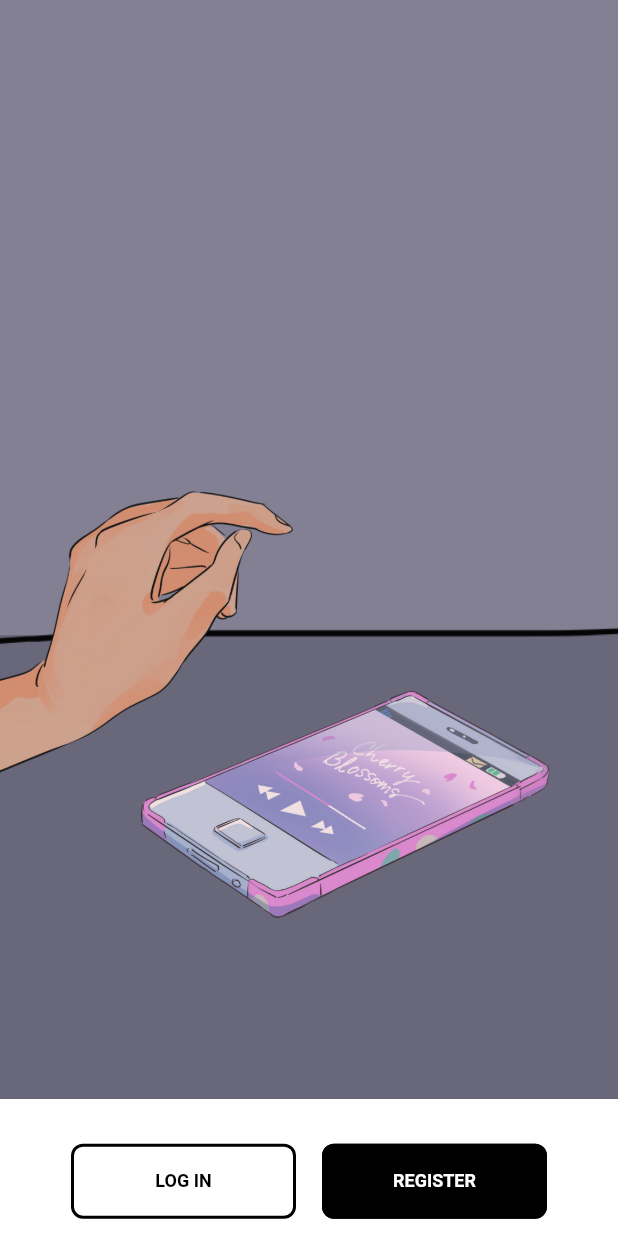
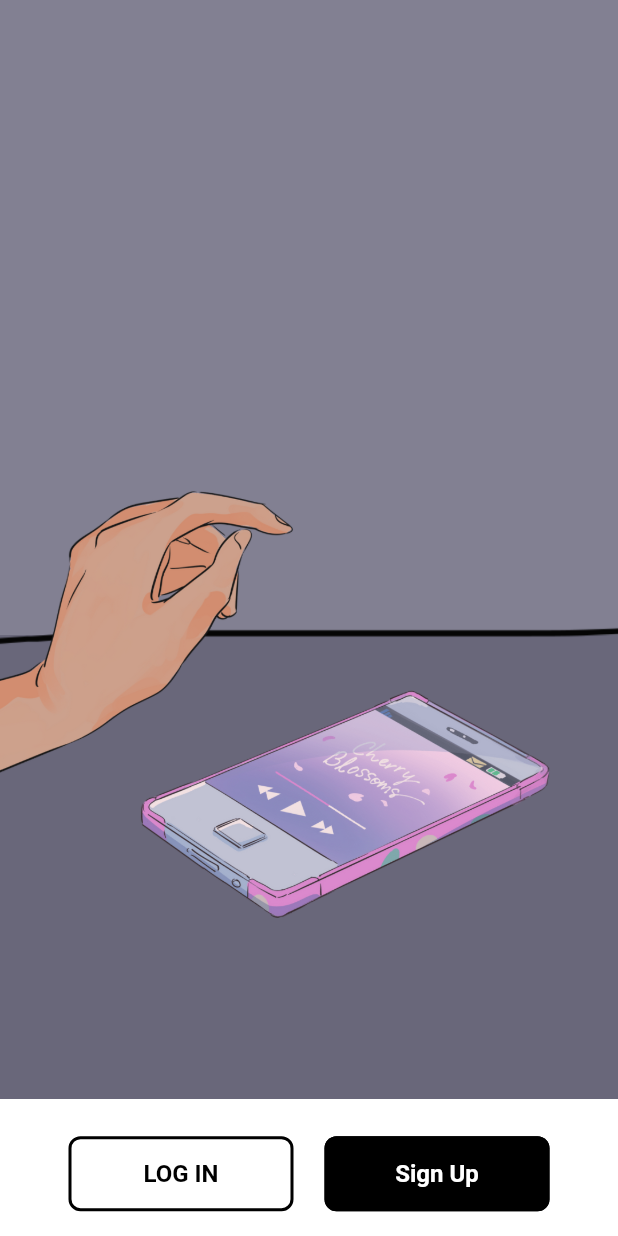
Before and after one commit to imksav/pbl, a Flutter app: the screen it shows after launch, on a phone screen of 412 x 824 dp. Run offline on Flutter 3.47's test engine with Material 2 defaults, Android fonts, the phone set to English and light mode, and no system bars.

Commit message:
Added Landing Page with Log In Page

```diff
--- a/lib/main.dart
+++ b/lib/main.dart
@@ -1,5 +1,5 @@
 import 'package:flutter/material.dart';
-import 'package:pbl/screens/landingpage.dart';
+import 'package:pbl/screens/landing_page.dart';
 
 void main() {
   runApp(MyApp());
--- /dev/null
+++ b/lib/screens/landing_page.dart
@@ -0,0 +1,80 @@
+import 'package:flutter/material.dart';
+import 'package:pbl/screens/login_page.dart';
+import 'package:pbl/screens/signup_page.dart';
+
+class LandingPage extends StatelessWidget {
+  const LandingPage({Key? key}) : super(key: key);
+
+  @override
+  Widget build(BuildContext context) {
+    return Scaffold(
+      backgroundColor: Colors.white,
+      body: Container(
+        child: Column(
+          children: [
+            Image.asset(
+              "assets/me6.png",
+              fit: BoxFit.contain,
+            ),
+            Padding(
+              padding: const EdgeInsets.all(25.0),
+              child: Row(
+                mainAxisAlignment: MainAxisAlignment.spaceEvenly,
+                children: [
+                  MaterialButton(
+                    elevation: 0,
+                    color: Colors.white,
+                    height: 50.0,
+                    minWidth: 150.0,
+                    shape: RoundedRectangleBorder(
+                      side: BorderSide(color: Colors.black, width: 2.0),
+                      borderRadius: BorderRadius.circular(8.0),
+                    ),
+                    child: Text(
+                      "LOG IN",
+                      style: TextStyle(
+                          color: Colors.black,
+                          fontSize: 16.0,
+                          fontWeight: FontWeight.bold),
+                    ),
+                    onPressed: () {
+                      Navigator.push(
+                          context,
+                          MaterialPageRoute(
+                              builder: (BuildContext context) =>
+                                  LogInPage(title: "Log In")));
+                    },
+                  ),
+                  MaterialButton(
+                    elevation: 0,
+                    color: Colors.black,
+                    height: 50.0,
+                    minWidth: 150.0,
+                    shape: RoundedRectangleBorder(
+                      side: BorderSide(color: Colors.black, width: 2.0),
+                      borderRadius: BorderRadius.circular(8.0),
+                    ),
+                    child: Text(
+                      "Sign Up",
+                      style: TextStyle(
+                          color: Colors.white,
+                          fontSize: 16.0,
+                          fontWeight: FontWeight.bold),
+                    ),
+                    onPressed: () {
+                      Navigator.push(
+                          context,
+                          MaterialPageRoute(
+                              builder: (BuildContext context) =>
+                                  SignUpPage(title: "Sign Up")));
+                    },
+                  ),
+                ],
+              ),
+            )
+          ],
+        ),
+      ),
+    );
+  }
+}
--- a/lib/screens/landingpage.dart
+++ /dev/null
@@ -1,66 +0,0 @@
-import 'package:flutter/material.dart';
-import 'package:pbl/widgets/buttons.dart';
-
-class LandingPage extends StatefulWidget {
-  const LandingPage({Key? key}) : super(key: key);
-
-  @override
-  _LandingPageState createState() => _LandingPageState();
-}
-
-class _LandingPageState extends State<LandingPage> {
-  // final _loginButton = StadiumBorder(
-  //     side: BorderSide(
-  //         color: Colors.black, style: BorderStyle.solid, width: 20.0));
-  final _loginButton = RoundedRectangleBorder(
-      borderRadius: BorderRadius.circular(8.0),
-      side: BorderSide(
-          color: Colors.black, style: BorderStyle.solid, width: 2.0));
-  final _registerButton = RoundedRectangleBorder(
-      borderRadius: BorderRadius.circular(8.0),
-      side: BorderSide(
-          color: Colors.black, style: BorderStyle.solid, width: 2.0));
-  final _textStyle = TextStyle(fontSize: 12.0, fontWeight: FontWeight.bold);
-  @override
-  Widget build(BuildContext context) {
-    return Container(
-      color: Colors.white,
-      child: Column(
-        children: [
-          Container(
-            child: Image.asset(
-              "assets/me6.png",
-              fit: BoxFit.fitHeight,
-            ),
-          ),
-          Padding(
-            padding: const EdgeInsets.all(30.0),
-            child: Row(
-              mainAxisAlignment: MainAxisAlignment.spaceEvenly,
-              children: [
-                Buttons(
-                    shape: _loginButton,
-                    buttonColor: Colors.white,
-                    textColor: Colors.black,
-                    text: "Login",
-                    child: Text(
-                      "LOG IN",
-                      style: _textStyle,
-                    )),
-                Buttons(
-                    shape: _registerButton,
-                    buttonColor: Colors.black,
-                    textColor: Colors.white,
-                    text: "Register",
-                    child: Text(
-                      "REGISTER",
-                      style: _textStyle,
-                    )),
-              ],
-            ),
-          )
-        ],
-      ),
-    );
-  }
-}
--- a/lib/widgets/buttons.dart
+++ /dev/null
@@ -1,38 +0,0 @@
-import 'package:flutter/material.dart';
-import 'package:pbl/screens/register_page.dart';
-
-class Buttons extends StatelessWidget {
-  final Widget child;
-  final ShapeBorder shape;
-  final Color buttonColor;
-  final Color textColor;
-  final text;
-
-  Buttons(
-      {Key? key,
-      required this.child,
-      required this.shape,
-      required this.buttonColor,
-      required this.textColor,
-      required this.text})
-      : super(key: key);
-
-  @override
-  Widget build(BuildContext context) {
-    return FlatButton(
-      onPressed: () {
-        print("$text Button Pressed!");
-        Navigator.push(
-            context,
-            MaterialPageRoute(
-                builder: (BuildContext context) => RegisterPage()));
-      },
-      child: child,
-      shape: shape,
-      color: buttonColor,
-      textColor: textColor,
-      height: 50.0,
-      minWidth: 150.0,
-    );
-  }
-}
```
Also changed, not shown: lib/screens/login_page.dart (added, +139 -0 lines), lib/screens/register_page.dart (deleted, +0 -15 lines), lib/screens/signup_page.dart (added, +15 -0 lines).
